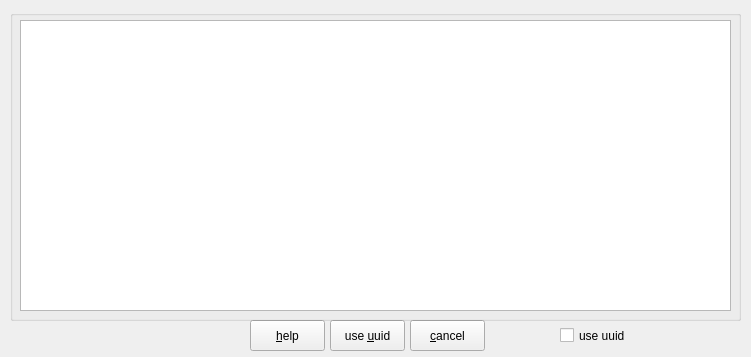
Above: zuluCrypt-gui/openvolume.ui from mhogomchungu/zuluCrypt before the change. Below: the same form after it.
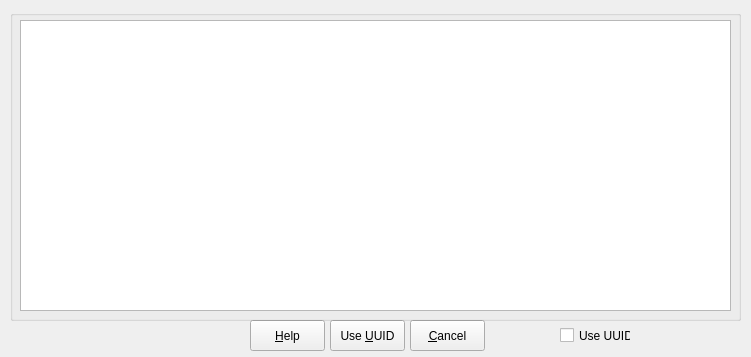
That is the form after the change.

What changed in the file:
```diff
--- a/zuluCrypt-gui/openvolume.ui
+++ b/zuluCrypt-gui/openvolume.ui
@@ -32,7 +32,7 @@
     </rect>
    </property>
    <property name="text">
-    <string>use uuid</string>
+    <string>Use UUID</string>
    </property>
   </widget>
   <widget class="QPushButton" name="pbHelp">
@@ -45,7 +45,7 @@
     </rect>
    </property>
    <property name="text">
-    <string>&amp;help</string>
+    <string>&amp;Help</string>
    </property>
    <property name="autoDefault">
     <bool>false</bool>
@@ -61,7 +61,7 @@
     </rect>
    </property>
    <property name="text">
-    <string>use &amp;uuid</string>
+    <string>Use &amp;UUID</string>
    </property>
    <property name="autoDefault">
     <bool>false</bool>
@@ -77,7 +77,7 @@
     </rect>
    </property>
    <property name="text">
-    <string>&amp;cancel</string>
+    <string>&amp;Cancel</string>
    </property>
    <property name="autoDefault">
     <bool>false</bool>
```
